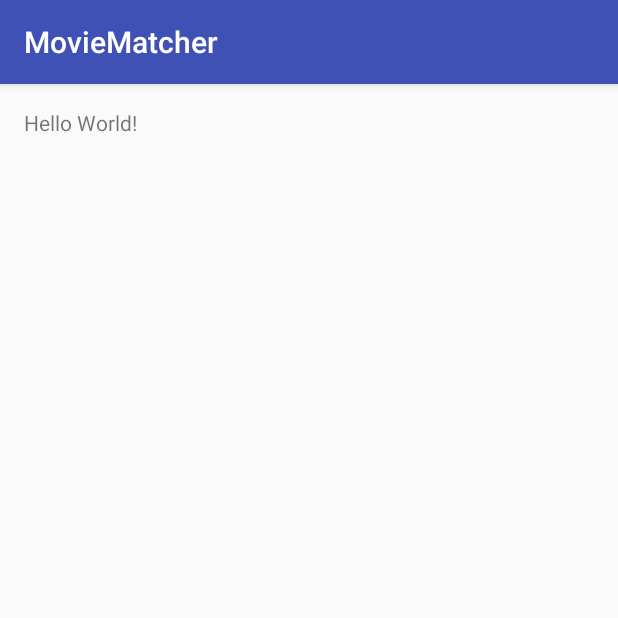
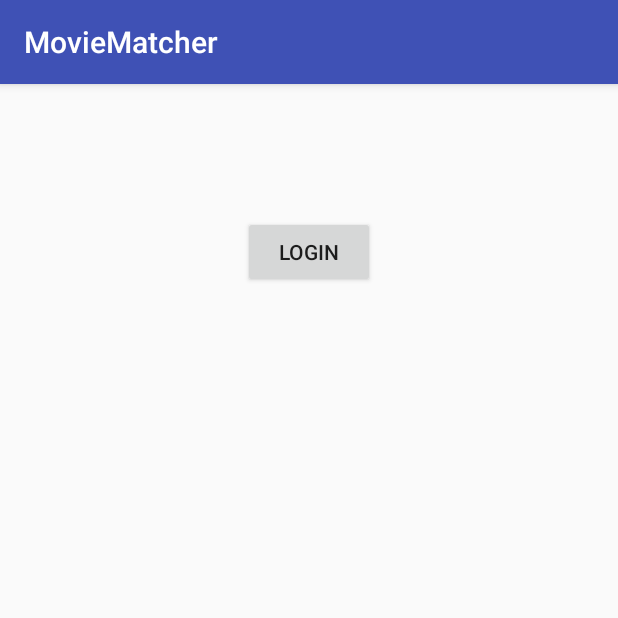
Before and after one commit to S-reinken/MovieMatcher, an Android app: the screen it shows after launch (MainActivity), on a phone screen of 412 x 824 dp, the top half of it. Run offline under Robolectric (Android 15) with nearby library versions, the phone set to English and light mode, and no system bars.

Commit message:
Login Screen Test

```diff
--- a/app/src/main/res/layout/activity_main.xml
+++ b/app/src/main/res/layout/activity_main.xml
@@ -9,8 +9,12 @@
     android:paddingTop="@dimen/activity_vertical_margin"
     tools:context="com.example.schuylerreinken.moviematcher.MainActivity">
 
-    <TextView
+    <Button
         android:layout_width="wrap_content"
         android:layout_height="wrap_content"
-        android:text="Hello World!" />
+        android:text="Login"
+        android:id="@+id/loginButton"
+        android:layout_alignParentTop="true"
+        android:layout_centerHorizontal="true"
+        android:layout_marginTop="72dp" />
 </RelativeLayout>
```
